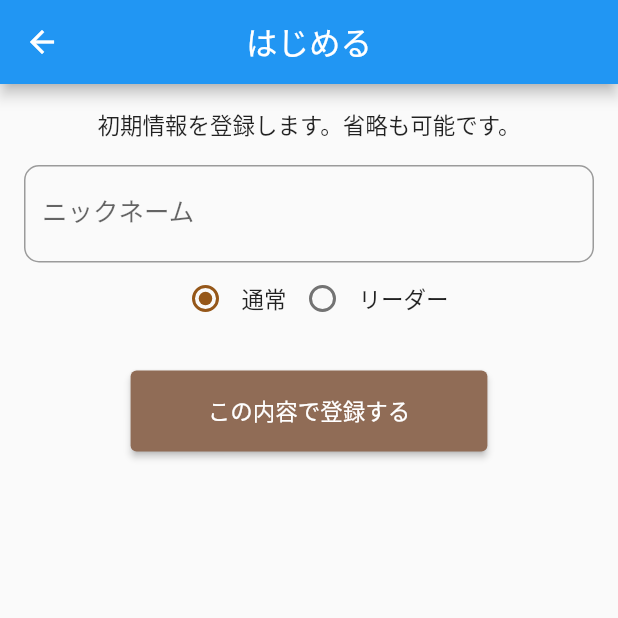
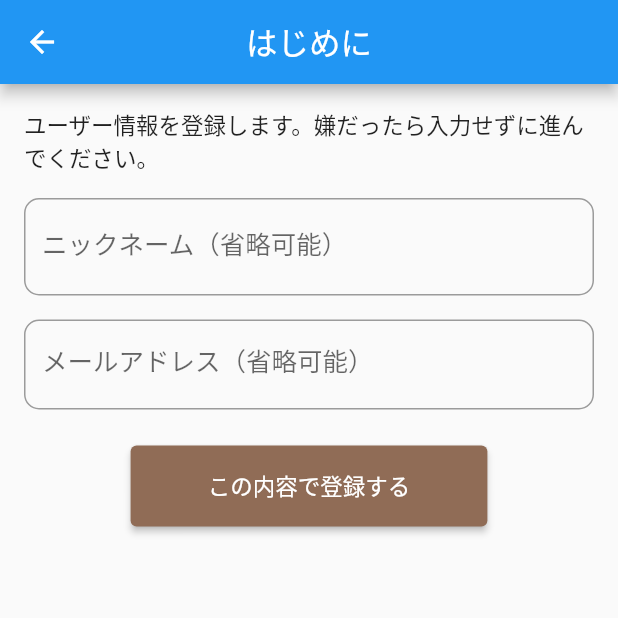
Before and after one commit to hotdrop/my-flutter-consider-design-app, a Flutter app: the screen it shows after launch, after a tap on "はじめる", on a phone screen of 412 x 824 dp, the top half of it. Run offline on Flutter 3.47's test engine with Material 2 defaults, Android fonts, the phone set to English and light mode, and no system bars; our stand-ins replace dio, flutter_riverpod, freezed_annotation, hive, hive_flutter, logger and 1 more; accounts and stored records are empty; generated files the repository leaves out were written again; statements that could not run were skipped.

Commit message:
起動まで完成

```diff
--- a/lib/models/app_settings.dart
+++ b/lib/models/app_settings.dart
@@ -1,6 +1,5 @@
 import 'package:flutter_riverpod/flutter_riverpod.dart';
 import 'package:mybt/common/app_logger.dart';
-import 'package:mybt/models/role.dart';
 import 'package:mybt/repository/local/local_data_source.dart';
 import 'package:mybt/repository/settings_repository.dart';
 
@@ -32,11 +31,11 @@ class AppSettingsNotifier extends StateNotifier<AppSetting> {
 }
 
 class AppSetting {
-  AppSetting({this.userId, this.myRole, this.nickName});
+  AppSetting({this.userId, this.nickName, this.email});
 
   final String? userId;
-  final Role? myRole;
   final String? nickName;
+  final String? email;
 
   bool isInitialized() {
     return userId != null;
--- a/lib/repository/local/local_data_source.dart
+++ b/lib/repository/local/local_data_source.dart
@@ -1,7 +1,7 @@
 import 'package:hive/hive.dart';
 import 'package:hive_flutter/hive_flutter.dart';
-import 'package:mybt/repository/local/entities/role_entity.dart';
-import 'package:mybt/repository/local/role_dao.dart';
+import 'package:mybt/repository/local/entities/item_entity.dart';
+import 'package:mybt/repository/local/item_dao.dart';
 import 'package:mybt/repository/local/settings_dao.dart';
 import 'package:shared_preferences/shared_preferences.dart';
 
@@ -11,8 +11,8 @@ class LocalDataSource {
   static final LocalDataSource _instance = LocalDataSource._();
   static LocalDataSource get instance => _instance;
 
-  RoleDao? _roleDao;
-  RoleDao get roleDao => _roleDao!;
+  ItemDao? _itemDao;
+  ItemDao get itemDao => _itemDao!;
 
   SettingsDao? _settingsDao;
   SettingsDao get settingsDao => _settingsDao!;
@@ -23,16 +23,16 @@ class LocalDataSource {
     }
 
     await Hive.initFlutter();
-    Hive.registerAdapter(RoleEntityAdapter());
+    Hive.registerAdapter(ItemEntityAdapter());
 
-    final roleBox = await Hive.openBox<RoleEntity>(RoleEntity.boxName);
-    _roleDao = RoleDao(roleBox);
+    final roleBox = await Hive.openBox<ItemEntity>(ItemEntity.boxName);
+    _itemDao = ItemDao(roleBox);
 
     final sharedPrefs = await SharedPreferences.getInstance();
     _settingsDao = SettingsDao(sharedPrefs);
   }
 
   bool _isInitialized() {
-    return _roleDao != null && _settingsDao != null;
+    return _itemDao != null && _settingsDao != null;
   }
 }
--- a/lib/repository/local/role_dao.dart
+++ /dev/null
@@ -1,18 +0,0 @@
-import 'package:hive/hive.dart';
-import 'package:mybt/models/role.dart';
-import 'package:mybt/repository/local/entities/role_entity.dart';
-
-class RoleDao {
-  RoleDao(this._box);
-
-  final Box<RoleEntity> _box;
-
-  Role? getMyRole() {
-    if (_box.isEmpty) {
-      return null;
-    }
-
-    final entity = _box.values.first;
-    return Role.create(name: entity.name, typeIdx: entity.type);
-  }
-}
--- a/lib/repository/local/settings_dao.dart
+++ b/lib/repository/local/settings_dao.dart
@@ -5,29 +5,29 @@ class SettingsDao {
 
   static const _userIdKey = 'key001';
   static const _nickNameKey = 'key002';
+  static const _emailKey = 'key003';
 
   final SharedPreferences _prefs;
 
-  String? getUserId() {
-    if (_prefs.containsKey(_userIdKey)) {
-      return _prefs.getString(_userIdKey);
+  String? getUserId() => getStringValue(_userIdKey);
+  String? getNickName() => getStringValue(_nickNameKey);
+  String? getEmail() => getStringValue(_emailKey);
+
+  String? getStringValue(String key) {
+    if (_prefs.containsKey(key)) {
+      return _prefs.getString(key);
     } else {
       return null;
     }
   }
 
-  String? getNickName() {
-    if (_prefs.containsKey(_nickNameKey)) {
-      return _prefs.getString(_nickNameKey);
-    } else {
-      return null;
-    }
-  }
-
-  void save({required String userId, String? nickName}) {
+  void save({required String userId, String? nickName, String? email}) {
     _prefs.setString(_userIdKey, userId);
     if (nickName != null) {
       _prefs.setString(_nickNameKey, nickName);
     }
+    if (email != null) {
+      _prefs.setString(_emailKey, email);
+    }
   }
 }
--- a/lib/repository/remote/fake/fake_http_client.dart
+++ b/lib/repository/remote/fake/fake_http_client.dart
@@ -1,6 +1,7 @@
 import 'package:dio/dio.dart';
 import 'package:freezed_annotation/freezed_annotation.dart';
 import 'package:mybt/common/app_logger.dart';
+import 'package:shared_preferences/shared_preferences.dart';
 
 part 'fake_http_client.g.dart';
 
@@ -9,6 +10,7 @@ final _fakeCoffeeUser = _$_fakeCoffeeUserJsonLiteral;
 
 class FakeDio implements Dio {
   static const String fakeCoffeeUserID = '4d58da01395bcaf9';
+  static const String fakeLocalStorePointKey = 'key101';
 
   @override
   Future<Response<T>> get<T>(
@@ -22,6 +24,10 @@ class FakeDio implements Dio {
     switch (path) {
       case 'https://fake.mybt.coffee.jp/api/v1/user/$fakeCoffeeUserID':
         return FakeResponse(_fakeCoffeeUser) as Response<T>;
+      case 'https://fake.mybt.coffee.jp/api/v1/point':
+        final sharedPrefs = await SharedPreferences.getInstance();
+        final currentPoint = sharedPrefs.getInt(fakeLocalStorePointKey) ?? 0;
+        return FakeResponse({'point': currentPoint}) as Response<T>;
     }
     throw UnimplementedError();
   }
--- a/lib/repository/remote/user_api.dart
+++ b/lib/repository/remote/user_api.dart
@@ -1,7 +1,6 @@
 import 'dart:io';
 
 import 'package:dio/dio.dart';
-import 'package:mybt/models/role.dart';
 import 'package:mybt/models/user.dart';
 import 'package:mybt/repository/remote/fake/fake_http_client.dart';
 import 'package:mybt/repository/remote/response/user_response.dart';
@@ -16,8 +15,8 @@ class UserApi {
 
   final Dio _httpClient;
 
-  Future<User> create(String? nickname, RoleType type) async {
-    // 本当はnickNameやtypeもrequestbodyにのせる
+  Future<User> create(String? nickname, String? email) async {
+    // プロダクトであればnickNameやemailもrequestbodyに入れてサーバーに登録する
     final url = '${R.res.url.api}/user';
     final response = await _httpClient.post<Map<String, Object>>(url);
 
--- a/lib/repository/settings_repository.dart
+++ b/lib/repository/settings_repository.dart
@@ -3,15 +3,12 @@ import 'dart:async';
 import 'package:flutter_riverpod/flutter_riverpod.dart';
 import 'package:mybt/common/app_logger.dart';
 import 'package:mybt/models/app_settings.dart';
-import 'package:mybt/models/role.dart';
 import 'package:mybt/repository/local/local_data_source.dart';
-import 'package:mybt/repository/local/role_dao.dart';
 import 'package:mybt/repository/local/settings_dao.dart';
 import 'package:mybt/repository/remote/user_api.dart';
 
 final SettingsRepositoryProvider = Provider<SettingsRepository>((ref) {
   return SettingsRepository(
-    LocalDataSource.instance.roleDao,
     LocalDataSource.instance.settingsDao,
     UserApi.create(),
     ref.read,
@@ -20,32 +17,32 @@ final SettingsRepositoryProvider = Provider<SettingsRepository>((ref) {
 
 class SettingsRepository {
   const SettingsRepository(
-    this._roleDao,
     this._settingsDao,
     this._userApi,
     this._read,
   );
 
-  final RoleDao _roleDao;
   final SettingsDao _settingsDao;
   final UserApi _userApi;
-
   final Reader _read;
 
   Future<AppSetting> find() async {
     AppLogger.d('アプリ設定情報を取得します。');
     return AppSetting(
       userId: _settingsDao.getUserId(),
-      myRole: _roleDao.getMyRole(),
       nickName: _settingsDao.getNickName(),
+      email: _settingsDao.getEmail(),
     );
   }
 
-  Future<void> registerUser(String? nickname, RoleType type) async {
-    AppLogger.d('これらの値を保存します: ニックネーム=$nickname タイプ: $type');
-    final user = await _userApi.create(nickname, type);
-    _settingsDao.save(userId: user.id, nickName: nickname);
+  Future<void> registerUser(String? nickname, String? email) async {
+    AppLogger.d('これらの値を保存します: ニックネーム=$nickname メールアドレス: $email');
+    final user = await _userApi.create(nickname, email);
+
+    _settingsDao.save(userId: user.id, nickName: nickname, email: email);
     AppLogger.d('保存完了しました。 生成UserID=${user.id}');
+
+    // メモリで持っているアプリ設定情報も更新する
     _read(appSettingsProvider.notifier).refresh();
   }
 }
--- a/lib/ui/start/splash_page.dart
+++ b/lib/ui/start/splash_page.dart
@@ -1,7 +1,9 @@
 import 'package:flutter/material.dart';
 import 'package:flutter_riverpod/flutter_riverpod.dart';
 import 'package:mybt/models/app_settings.dart';
+import 'package:mybt/models/point.dart';
 import 'package:mybt/res/R.dart';
+import 'package:mybt/ui/home/home_page.dart';
 import 'package:mybt/ui/start/start_page.dart';
 import 'package:mybt/ui/widgets/app_text.dart';
 
@@ -46,8 +48,13 @@ class SplashPage extends StatelessWidget {
 
   Widget _onLoaded(BuildContext context, AppSetting appSetting) {
     if (appSetting.isInitialized()) {
-      // TODO ここでさらにデータをロードしてトップ画面へ
-      return _onLoading(context, userId: appSetting.userId);
+      return Consumer(
+        builder: (context, watch, child) {
+          final pointNotifier = watch(pointProvider.notifier);
+          pointNotifier.find().then((_) => HomePage.start(context));
+          return _onLoading(context, userId: appSetting.userId);
+        },
+      );
     } else {
       return _viewFirstStart(context);
     }
--- a/lib/ui/start/start_page.dart
+++ b/lib/ui/start/start_page.dart
@@ -1,7 +1,6 @@
 import 'package:flutter/material.dart';
 import 'package:flutter_riverpod/flutter_riverpod.dart';
 import 'package:mybt/common/app_logger.dart';
-import 'package:mybt/models/role.dart';
 import 'package:mybt/ui/home/home_page.dart';
 import 'package:mybt/ui/start/start_view_model.dart';
 import 'package:mybt/ui/widgets/app_dialog.dart';
@@ -21,7 +20,7 @@ class StartPage extends StatelessWidget {
   Widget build(BuildContext context) {
     return Scaffold(
       appBar: AppBar(
-        title: Text('はじめる'),
+        title: Text('はじめに'),
       ),
       body: _viewBody(context),
     );
@@ -32,10 +31,11 @@ class StartPage extends StatelessWidget {
       padding: EdgeInsets.only(top: 16, left: 16, right: 16, bottom: 36),
       child: Column(
         children: [
-          Text('初期情報を登録します。省略も可能です。'),
+          Text('ユーザー情報を登録します。嫌だったら入力せずに進んでください。'),
           SizedBox(height: 16),
           _textFieldNickName(context),
-          _radioGroupRole(context),
+          SizedBox(height: 16),
+          _textFieldEmail(context),
           SizedBox(height: 24),
           _buttonSave(context),
         ],
@@ -48,8 +48,8 @@ class StartPage extends StatelessWidget {
     return TextFormField(
       textCapitalization: TextCapitalization.words,
       decoration: InputDecoration(
-        labelText: 'ニックネーム',
-        hintText: '省略も可能',
+        labelText: 'ニックネーム（省略可能）',
+        hintText: 'サイヤ人',
         border: const OutlineInputBorder(
           borderRadius: BorderRadius.all(Radius.circular(10.0)),
         ),
@@ -60,32 +60,21 @@ class StartPage extends StatelessWidget {
     );
   }
 
-  Widget _radioGroupRole(BuildContext context) {
-    return Row(
-      mainAxisAlignment: MainAxisAlignment.center,
-      children: RoleType.values.map((type) => _makeRadio(context, type)).toList(),
+  Widget _textFieldEmail(BuildContext context) {
+    final viewModel = context.read(startViewModelProvider);
+    return TextFormField(
+      textCapitalization: TextCapitalization.words,
+      decoration: InputDecoration(
+        labelText: 'メールアドレス（省略可能）',
+        hintText: 'migatteno_gokui@seven.universe.wis.jp',
+        border: const OutlineInputBorder(
+          borderRadius: BorderRadius.all(Radius.circular(10.0)),
+        ),
+      ),
+      onChanged: (String value) {
+        viewModel.inputEmail(value);
+      },
     );
-  }
-
-  Widget _makeRadio(BuildContext context, RoleType type) {
-    final label = (type == RoleType.normal) ? '通常' : 'リーダー';
-    return Consumer(builder: (context, watch, child) {
-      final viewModel = watch(startViewModelProvider);
-      return Row(
-        children: [
-          Radio<RoleType>(
-            value: type,
-            groupValue: viewModel.selectRoleType,
-            onChanged: (RoleType? type) {
-              if (type != null) {
-                viewModel.selectRole(type);
-              }
-            },
-          ),
-          Text(label),
-        ],
-      );
-    });
   }
 
   Widget _buttonSave(BuildContext context) {
```
Also changed, not shown: lib/models/item.dart (added, +11 -0 lines), lib/models/point.dart (+5 -7 lines), lib/models/role.dart (deleted, +0 -13 lines), lib/repository/local/entities/item_entity.dart (added, +23 -0 lines), lib/repository/local/entities/role_entity.dart (deleted, +0 -16 lines), lib/repository/local/item_dao.dart (added, +24 -0 lines), lib/repository/point_repository.dart (+3 -4 lines), lib/repository/remote/point_api.dart (+23 -8 lines), lib/repository/remote/response/point_response.dart (added, +15 -0 lines), lib/ui/home/home_page.dart (+14 -9 lines), lib/ui/start/start_view_model.dart (+4 -10 lines).
